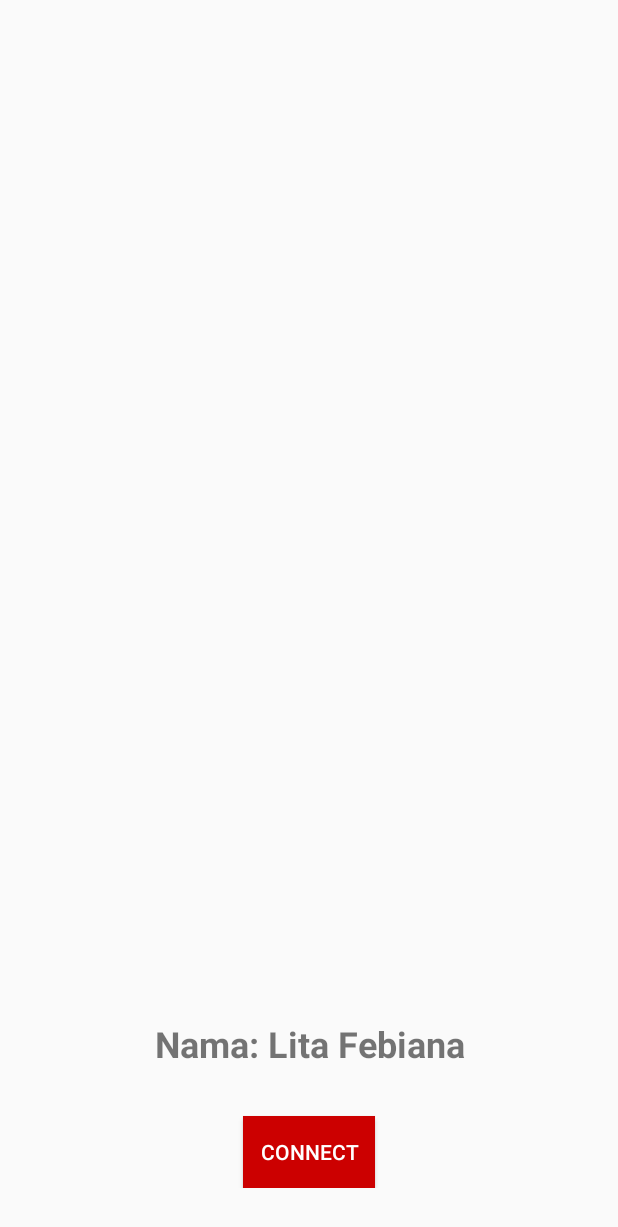
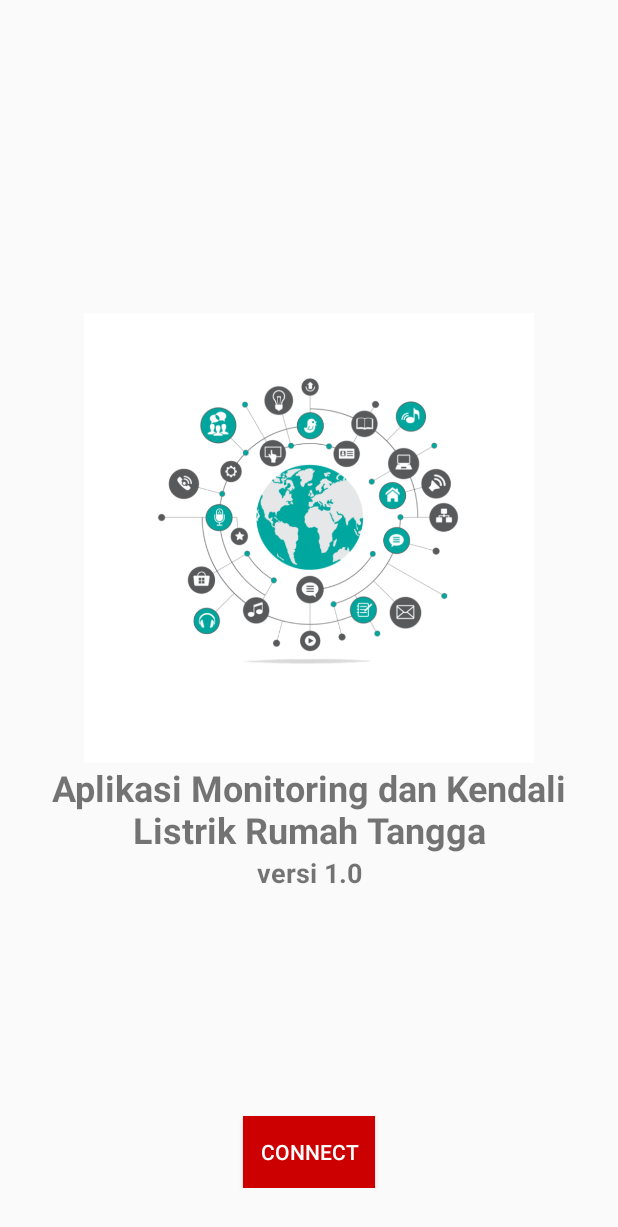
Before and after one commit to if-alan/Mqtt-Android, an Android app: the fragment HomeFragment shown on its own in the app's theme, on a phone screen of 412 x 824 dp. Shown: the top 1227 px of the screen. Run offline under Robolectric (Android 15) with nearby library versions, the phone set to English and light mode, and no system bars.

Commit message:
change topic for energy page | set icon on home page

```diff
--- a/app/src/main/java/com/monitoring/kendali/listrik/fragment/EnergyFragment.java
+++ b/app/src/main/java/com/monitoring/kendali/listrik/fragment/EnergyFragment.java
@@ -227,7 +227,7 @@ public class EnergyFragment extends Fragment {
             public void onClick(View view) {
                 try {
                     loading.show();
-                    pahoMqttClient.publishMessage(client, status ? "0" : "1", status ? 0 : 1, "pejaten/home/lamp1");
+                    pahoMqttClient.publishMessage(client, status ? "0" : "1", status ? 0 : 1, "pejaten/home/lamp");
                 } catch (MqttException e) {
                     e.printStackTrace();
                 } catch (UnsupportedEncodingException e) {
--- a/app/src/main/java/com/monitoring/kendali/listrik/fragment/ReportFragment.java
+++ b/app/src/main/java/com/monitoring/kendali/listrik/fragment/ReportFragment.java
@@ -167,7 +167,7 @@ public class ReportFragment extends Fragment {
             e.printStackTrace();
         }
 
-        String topic = "pejaten/respon";
+        String topic = "pejaten/request";
         if (!topic.isEmpty()) {
             try {
                 pahoMqttClient.subscribe(client, topic, 1);
--- a/app/src/main/res/layout/fragment_energy.xml
+++ b/app/src/main/res/layout/fragment_energy.xml
@@ -83,6 +83,7 @@
 
         <TextView
             android:id="@+id/tv_energy"
+            android:visibility="gone"
             android:layout_width="wrap_content"
             android:layout_height="wrap_content"
             android:text="Energi: "
--- a/app/src/main/res/layout/fragment_home.xml
+++ b/app/src/main/res/layout/fragment_home.xml
@@ -20,19 +20,35 @@
         android:id="@+id/desc"
         android:layout_width="match_parent"
         android:layout_height="0dp"
-        android:layout_marginBottom="32dp"
+        android:layout_marginBottom="150dp"
         android:orientation="vertical"
         app:layout_constraintBottom_toTopOf="@id/btn_connect"
         app:layout_constraintLeft_toLeftOf="parent"
         app:layout_constraintRight_toRightOf="parent">
 
+        <ImageView
+            android:id="@+id/icon"
+            android:layout_width="300dp"
+            android:layout_height="300dp"
+            android:layout_gravity="center"
+            android:src="@drawable/icon" />
+
         <TextView
-            android:id="@+id/tv_tegangan"
+            android:id="@+id/applikasi"
             android:layout_width="match_parent"
             android:layout_height="wrap_content"
             android:gravity="center"
-            android:text="Nama: Lita Febiana"
+            android:text="Aplikasi Monitoring dan Kendali Listrik Rumah Tangga"
             android:textSize="24sp"
+            android:textStyle="bold" />
+
+        <TextView
+            android:id="@+id/versi"
+            android:layout_width="match_parent"
+            android:layout_height="wrap_content"
+            android:gravity="center"
+            android:text="versi 1.0"
+            android:textSize="18sp"
             android:textStyle="bold" />
     </LinearLayout>
 
```
Also changed, not shown: app/src/main/res/drawable/icon.png (added).
